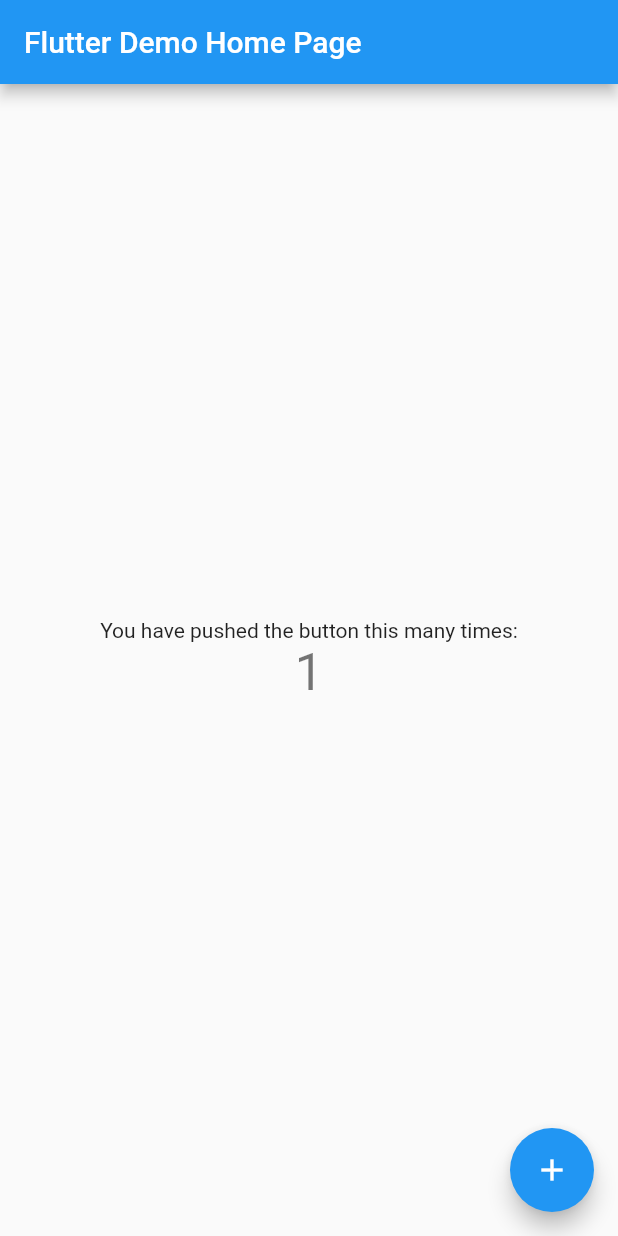
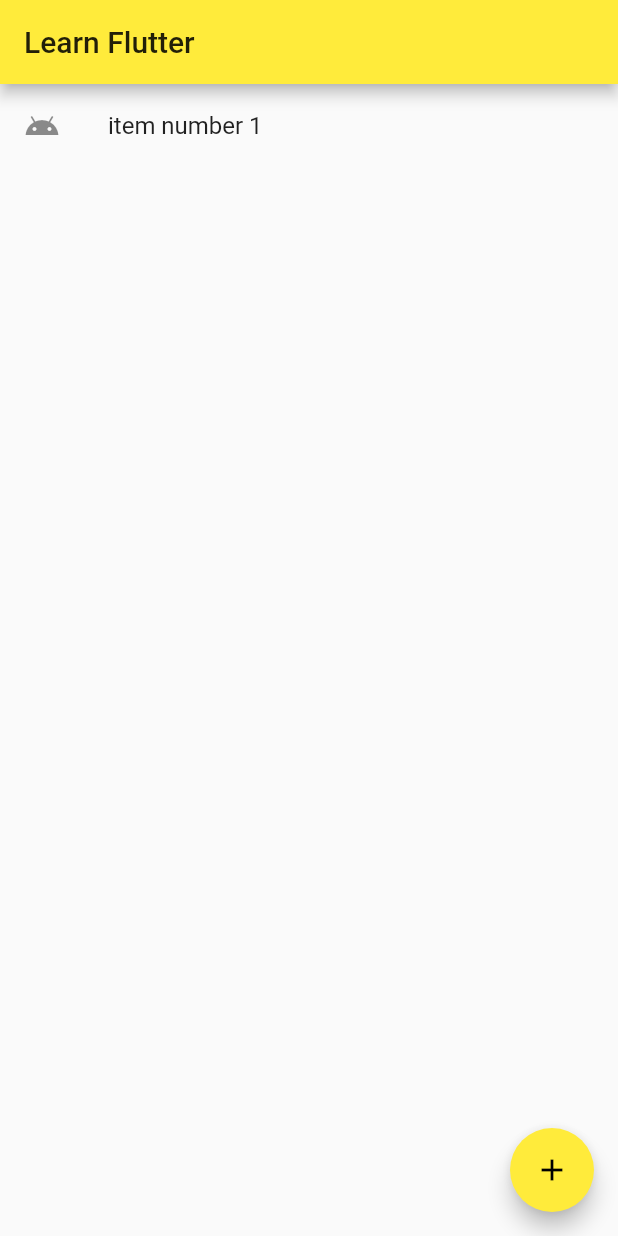
Before and after one commit to steryokhin/learn_flutter, a Flutter app: the screen it shows after launch, after a tap on the "add" icon, on a phone screen of 412 x 824 dp. Run offline on Flutter 3.47's test engine with Material 2 defaults, Android fonts, the phone set to English and light mode, and no system bars.

Commit message:
Dynamic list and navigation

```diff
--- a/lib/main.dart
+++ b/lib/main.dart
@@ -18,9 +18,9 @@ class MyApp extends StatelessWidget {
         // or simply save your changes to "hot reload" in a Flutter IDE).
         // Notice that the counter didn't reset back to zero; the application
         // is not restarted.
-        primarySwatch: Colors.blue,
+        primarySwatch: Colors.yellow,
       ),
-      home: MyHomePage(title: 'Flutter Demo Home Page'),
+      home: MyHomePage(title: 'Learn Flutter'),
     );
   }
 }
@@ -71,35 +71,21 @@ class _MyHomePageState extends State<MyHomePage> {
         // the App.build method, and use it to set our appbar title.
         title: Text(widget.title),
       ),
-      body: Center(
-        // Center is a layout widget. It takes a single child and positions it
-        // in the middle of the parent.
-        child: Column(
-          // Column is also layout widget. It takes a list of children and
-          // arranges them vertically. By default, it sizes itself to fit its
-          // children horizontally, and tries to be as tall as its parent.
-          //
-          // Invoke "debug painting" (press "p" in the console, choose the
-          // "Toggle Debug Paint" action from the Flutter Inspector in Android
-          // Studio, or the "Toggle Debug Paint" command in Visual Studio Code)
-          // to see the wireframe for each widget.
-          //
-          // Column has various properties to control how it sizes itself and
-          // how it positions its children. Here we use mainAxisAlignment to
-          // center the children vertically; the main axis here is the vertical
-          // axis because Columns are vertical (the cross axis would be
-          // horizontal).
-          mainAxisAlignment: MainAxisAlignment.center,
-          children: <Widget>[
-            Text(
-              'You have pushed the button this many times:',
-            ),
-            Text(
-              '$_counter',
-              style: Theme.of(context).textTheme.display1,
-            ),
-          ],
-        ),
+      body: new ListView.builder(
+        itemCount: _counter,
+        itemBuilder: (context, index) {
+          int displayIndex = index + 1;
+          return ListTile(
+            leading: const Icon(Icons.android),
+            title: Text("item number $displayIndex"),
+            onTap: () {
+              Navigator.push(
+                context,
+                MaterialPageRoute(builder: (context) => SecondPage()),
+              );
+            },
+          );
+        },
       ),
       floatingActionButton: FloatingActionButton(
         onPressed: _incrementCounter,
@@ -109,3 +95,21 @@ class _MyHomePageState extends State<MyHomePage> {
     );
   }
 }
+
+class SecondPage extends StatelessWidget {
+  @override
+  Widget build(BuildContext context) {
+    return Scaffold (appBar: AppBar(
+      title: Text('Second Page')
+    ),
+    body: Center(
+      child: RaisedButton(
+        onPressed: () {
+          Navigator.pop(context);
+        },
+        child: Text("Go Back")
+      ),
+    ),
+    );
+  }
+}
```
